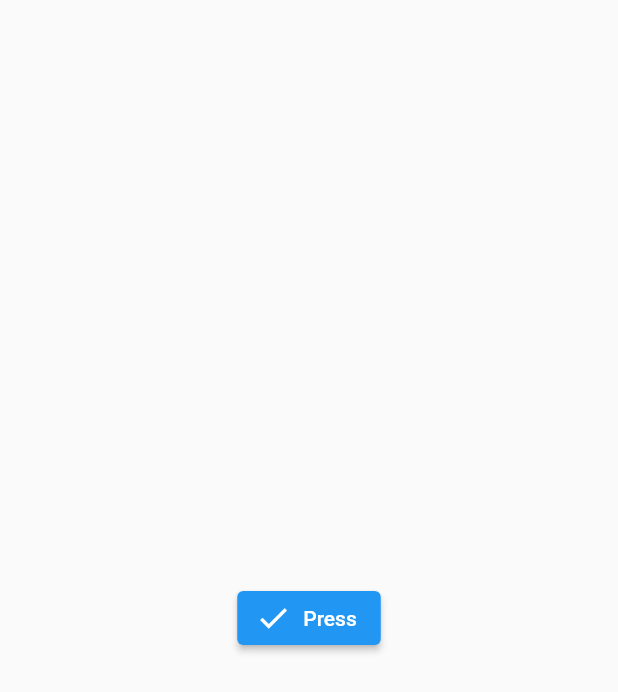
After one commit to 07Maik/flutter_widgets, a Flutter app: the ModalBarrierWidget screen opened directly, on a phone screen of 412 x 824 dp. The commit adds this screen. Shown: the top 692 px of the screen. Run offline on Flutter 3.47's test engine with Material 2 defaults, Android fonts, the phone set to English and light mode, and no system bars.

Commit message:
Changes with some widgets

```diff
--- a/lib/main.dart
+++ b/lib/main.dart
@@ -1,3 +1,5 @@
+import 'dart:ui';
+
 import 'package:flutter/material.dart';
 
 import 'package:flutter_widgets/widgets/widgets.dart' as widgets;
@@ -13,11 +15,20 @@ class MyApp extends StatelessWidget {
   Widget build(BuildContext context) {
     return MaterialApp(
       debugShowCheckedModeBanner: false,
+      scrollBehavior: const MyScrollBehavior(),
       title: 'Flutter Demo',
       theme: ThemeData(
         primarySwatch: Colors.blue,
       ),
-      home: const widgets.LimitedBoxWidget(),
+      home: const widgets.RotateBoxWidget(),
     );
   }
 }
+
+class MyScrollBehavior extends MaterialScrollBehavior {
+  @override
+  Set<PointerDeviceKind> get dragDevices =>
+      {PointerDeviceKind.touch, PointerDeviceKind.mouse};
+
+  const MyScrollBehavior();
+}
--- /dev/null
+++ b/lib/widgets/display/modalbarrier.dart
@@ -0,0 +1,48 @@
+import 'package:flutter/material.dart';
+
+class ModalBarrierWidget extends StatefulWidget {
+  const ModalBarrierWidget({super.key});
+
+  @override
+  State<ModalBarrierWidget> createState() => _ModalBarrierWidgetState();
+}
+
+class _ModalBarrierWidgetState extends State<ModalBarrierWidget> {
+  late bool isActive;
+  @override
+  void initState() {
+    isActive = false;
+    super.initState();
+  }
+
+  @override
+  Widget build(BuildContext context) {
+    return Scaffold(
+      body: Stack(
+        children: [
+          Center(
+            child: ElevatedButton.icon(
+              onPressed: (() {
+                setState(() {
+                  isActive = !isActive;
+                });
+              }),
+              icon: Icon(isActive ? Icons.cancel : Icons.check),
+              label: const Text('Press'),
+            ),
+          ),
+          if (isActive)
+            ModalBarrier(
+              color: Colors.black.withOpacity(0.5),
+              dismissible: true,
+              onDismiss: () {
+                setState(() {
+                  isActive = !isActive;
+                });
+              },
+            )
+        ],
+      ),
+    );
+  }
+}
```
Also changed, not shown: Widgets.txt (+3 -11 lines), lib/widgets/display/linearprogressindicator.dart (added, +41 -0 lines), lib/widgets/display/listener.dart (added, +44 -0 lines), lib/widgets/display/mouseregion.dart (added, +30 -0 lines), lib/widgets/display/refreshindicator.dart (added, +46 -0 lines), lib/widgets/display/rotatebox.dart (added, +31 -0 lines), lib/widgets/widgets.dart (+12 -0 lines).
